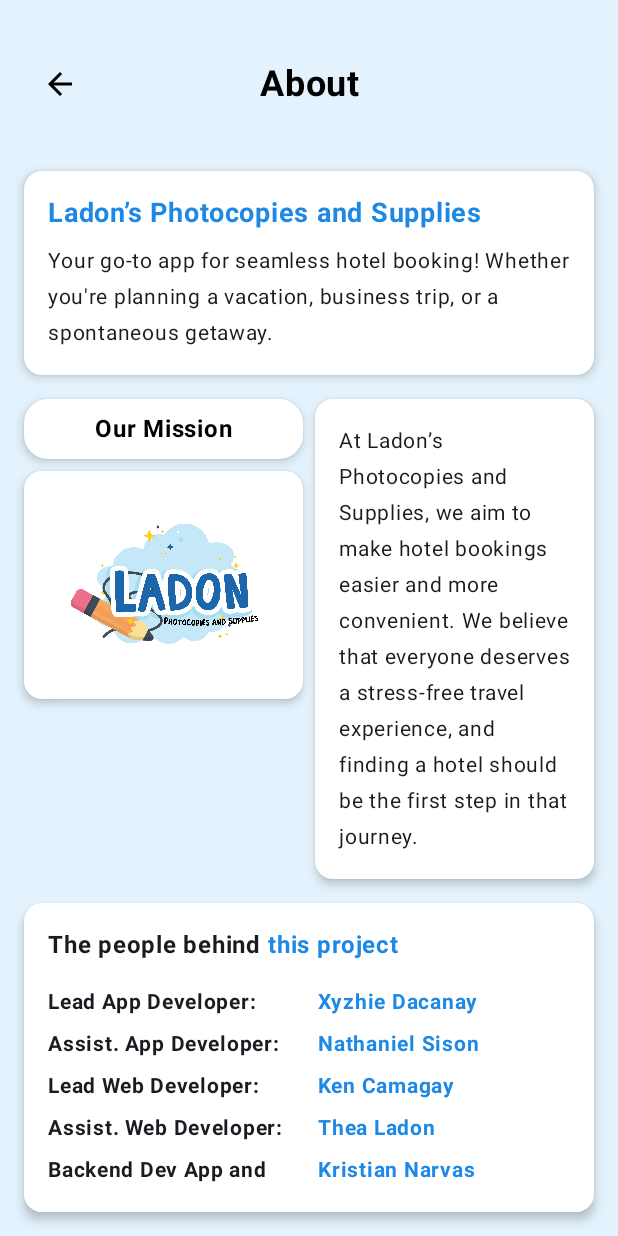
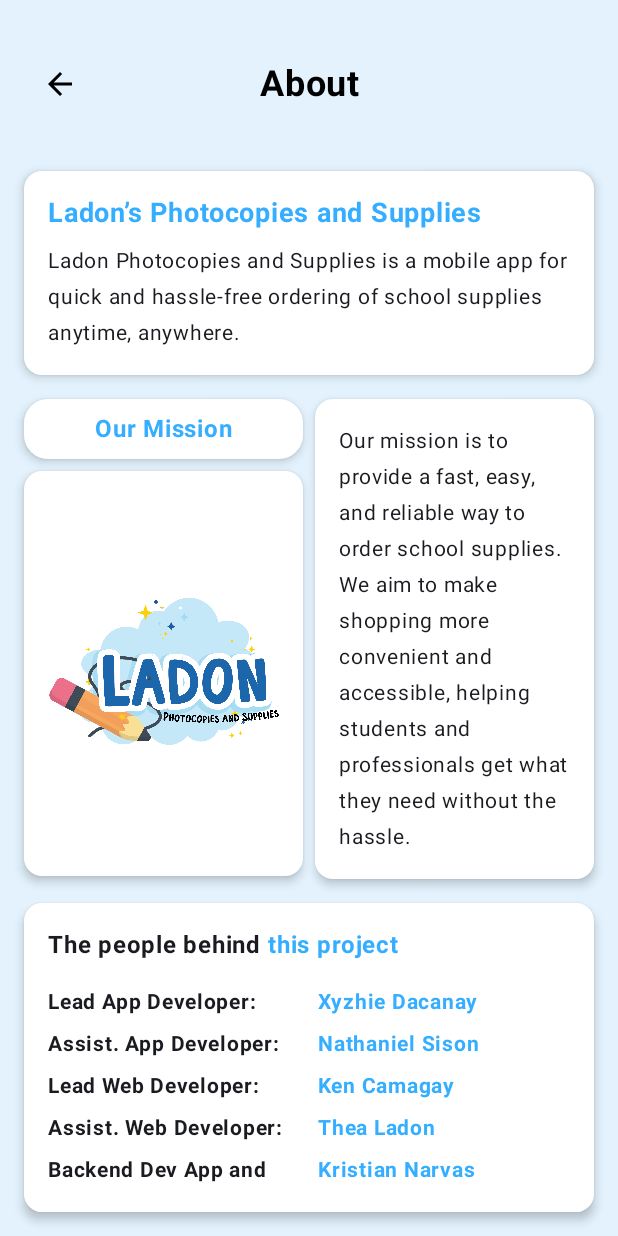
Before and after one commit to Xyzhie-Dacanay/ladon-supplies-app, an Android app built with Jetpack Compose: the AboutScreen screen opened through its navigation route, on a phone screen of 412 x 824 dp. Run offline under Robolectric (Android 15) with nearby library versions, the phone set to English and light mode, and no system bars; 1 statement that could not run was skipped.

```diff
--- a/app/src/main/java/com/dacanay_xyzhie_f/dacanay/ladon_app/data/Api/RetrofitInstance.kt
+++ b/app/src/main/java/com/dacanay_xyzhie_f/dacanay/ladon_app/data/Api/RetrofitInstance.kt
@@ -7,7 +7,7 @@ import retrofit2.converter.gson.GsonConverterFactory
 object RetrofitInstance {
     val api: ApiService by lazy {
         Retrofit.Builder()
-            .baseUrl("http://192.168.11.191:8000") // ← Replace with your actual LAN IP if needed
+            .baseUrl("http://192.168.100.231:8000") // ← Replace with your actual LAN IP if needed
             .addConverterFactory(GsonConverterFactory.create())
             .build()
             .create(ApiService::class.java)
--- a/app/src/main/java/com/dacanay_xyzhie_f/dacanay/ladon_app/screens/WebView/CheckOutWebViewScreen.kt
+++ b/app/src/main/java/com/dacanay_xyzhie_f/dacanay/ladon_app/screens/WebView/CheckOutWebViewScreen.kt
@@ -1,4 +1,4 @@
-package com.dacanay_xyzhie_f.dacanay.ladon_app.screens.WebView
+    package com.dacanay_xyzhie_f.dacanay.ladon_app.screens.WebView
 
 import android.annotation.SuppressLint
 import android.webkit.WebView
--- a/app/src/main/java/com/dacanay_xyzhie_f/dacanay/ladon_app/screens/profile/AboutScreen.kt
+++ b/app/src/main/java/com/dacanay_xyzhie_f/dacanay/ladon_app/screens/profile/AboutScreen.kt
@@ -25,8 +25,8 @@ import com.dacanay_xyzhie_f.dacanay.ladon_app.R
 @Composable
 fun AboutScreen(
     navController: NavController,
-    topMargin: Dp = 100.dp,  // Adjustable Top Margin
-    bottomMargin: Dp = 4.dp // Adjustable Bottom Margin
+    topMargin: Dp = 100.dp,
+    bottomMargin: Dp = 4.dp
 ) {
     Column(
         modifier = Modifier
@@ -75,11 +75,11 @@ fun AboutScreen(
                     text = "Ladon’s Photocopies and Supplies",
                     fontSize = 18.sp,
                     fontWeight = FontWeight.Bold,
-                    color = Color(0xFF1E88E5)
+                    color = Color(0xFF35AEFF)
                 )
                 Spacer(modifier = Modifier.height(8.dp))
                 Text(
-                    text = "Your go-to app for seamless hotel booking! Whether you're planning a vacation, business trip, or a spontaneous getaway.",
+                    text = "Ladon Photocopies and Supplies is a mobile app for quick and hassle-free ordering of school supplies anytime, anywhere.",
                     fontSize = 14.sp
                 )
             }
@@ -104,9 +104,9 @@ fun AboutScreen(
                 ) {
                     Text(
                         text = "Our Mission",
+                        color = Color(0xFF35AEFF),
                         fontSize = 16.sp,
                         fontWeight = FontWeight.Bold,
-                        color = Color.Black,
                         modifier = Modifier.padding(horizontal = 16.dp, vertical = 8.dp)
                             .align(Alignment.CenterHorizontally)
                     )
@@ -124,7 +124,7 @@ fun AboutScreen(
                         painter = painterResource(id = R.drawable.primary),
                         contentDescription = "Ladon Logo",
                         modifier = Modifier
-                            .size(152.dp)
+                            .size(270.dp)
                             .align(Alignment.CenterHorizontally)
                     )
                 }
@@ -138,8 +138,9 @@ fun AboutScreen(
             ) {
                 Column(modifier = Modifier.padding(16.dp)) {
                     Text(
-                        text = "At Ladon’s Photocopies and Supplies, we aim to make hotel bookings easier and more convenient. We believe that everyone deserves a stress-free travel experience, and finding a hotel should be the first step in that journey.",
+                        text = "Our mission is to provide a fast, easy, and reliable way to order school supplies. We aim to make shopping more convenient and accessible, helping students and professionals get what they need without the hassle.",
                         fontSize = 14.sp
+
                     )
                 }
             }
@@ -165,7 +166,7 @@ fun AboutScreen(
                         text = "this project",
                         fontSize = 16.sp,
                         fontWeight = FontWeight.Bold,
-                        color = Color(0xFF1E88E5)
+                        color = Color(0xFF35AEFF)
                     )
                 }
 
@@ -180,8 +181,8 @@ fun AboutScreen(
                     "UI Designer App and Web:" to "Terrence Lopez"
                 )
 
-                // Adjustable column width for roles
-                val roleColumnWidth = 180.dp  // Adjust as needed
+
+                val roleColumnWidth = 180.dp
 
                 teamMembers.forEach { (role, name) ->
                     Row(
@@ -192,14 +193,14 @@ fun AboutScreen(
                             text = role,
                             fontSize = 14.sp,
                             fontWeight = FontWeight.Bold,
-                            modifier = Modifier.width(roleColumnWidth) // Ensures all roles take up the same space
+                            modifier = Modifier.width(roleColumnWidth)
                         )
                         Text(
                             text = name,
                             fontSize = 14.sp,
                             fontWeight = FontWeight.Bold,
-                            color = Color(0xFF1E88E5),
-                            modifier = Modifier.weight(1f) // Ensures names align properly
+                            color = Color(0xFF35AEFF),
+                            modifier = Modifier.weight(1f)
                         )
                     }
                     Spacer(modifier = Modifier.height(4.dp))
```
Also changed, not shown: app/src/main/java/com/dacanay_xyzhie_f/dacanay/ladon_app/screens/orders/AddtoCartScreen.kt (+20 -17 lines), app/src/main/res/drawable/report.jpg (added).
